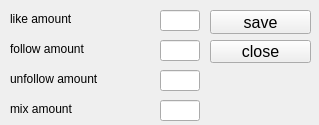
Old version of the form GuiQt/amount.ui in the repository rabbittx/instagram_bot_InstaPy_GUI.
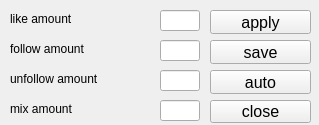
New version of the form.

Commit message: change GUI get amount form user but need more fix

Diff of the .ui file:
```diff
--- a/GuiQt/amount.ui
+++ b/GuiQt/amount.ui
@@ -102,7 +102,7 @@
     <property name="geometry">
      <rect>
       <x>210</x>
-      <y>40</y>
+      <y>100</y>
       <width>101</width>
       <height>23</height>
      </rect>
@@ -138,7 +138,7 @@
     <property name="geometry">
      <rect>
       <x>210</x>
-      <y>10</y>
+      <y>40</y>
       <width>101</width>
       <height>24</height>
      </rect>
@@ -170,19 +170,6 @@
      <string>save</string>
     </property>
    </widget>
-   <widget class="QLabel" name="text">
-    <property name="geometry">
-     <rect>
-      <x>210</x>
-      <y>70</y>
-      <width>91</width>
-      <height>41</height>
-     </rect>
-    </property>
-    <property name="text">
-     <string/>
-    </property>
-   </widget>
    <widget class="QLineEdit" name="unfollow_amount">
     <property name="geometry">
      <rect>
@@ -215,6 +202,78 @@
      </size>
     </property>
    </widget>
+   <widget class="QPushButton" name="applyB">
+    <property name="geometry">
+     <rect>
+      <x>210</x>
+      <y>10</y>
+      <width>101</width>
+      <height>24</height>
+     </rect>
+    </property>
+    <property name="maximumSize">
+     <size>
+      <width>150</width>
+      <height>80</height>
+     </size>
+    </property>
+    <property name="sizeIncrement">
+     <size>
+      <width>0</width>
+      <height>0</height>
+     </size>
+    </property>
+    <property name="baseSize">
+     <size>
+      <width>0</width>
+      <height>0</height>
+     </size>
+    </property>
+    <property name="font">
+     <font>
+      <pointsize>12</pointsize>
+     </font>
+    </property>
+    <property name="text">
+     <string>apply</string>
+    </property>
+   </widget>
+   <widget class="QPushButton" name="autoB">
+    <property name="geometry">
+     <rect>
+      <x>210</x>
+      <y>70</y>
+      <width>101</width>
+      <height>24</height>
+     </rect>
+    </property>
+    <property name="maximumSize">
+     <size>
+      <width>150</width>
+      <height>80</height>
+     </size>
+    </property>
+    <property name="sizeIncrement">
+     <size>
+      <width>0</width>
+      <height>0</height>
+     </size>
+    </property>
+    <property name="baseSize">
+     <size>
+      <width>0</width>
+      <height>0</height>
+     </size>
+    </property>
+    <property name="font">
+     <font>
+      <pointsize>12</pointsize>
+     </font>
+    </property>
+    <property name="text">
+     <string>auto</string>
+    </property>
+   </widget>
   </widget>
  </widget>
  <resources/>
```
Left out of the diff: 2 changed lines with no effect on the pictures. The commit also changes 2 other files.
